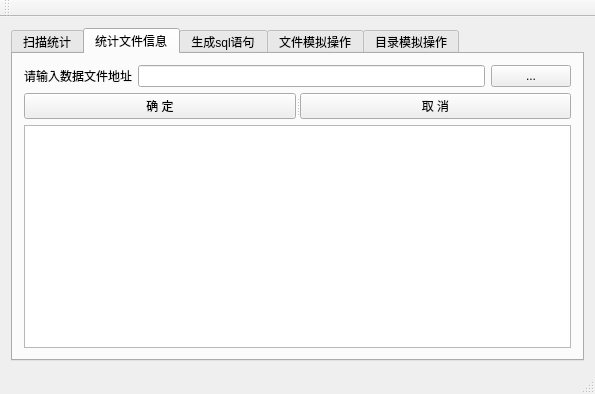
Old version of the form scanGUI/scanGUI.ui in the repository CeS-3/ScanDirWithGUI.
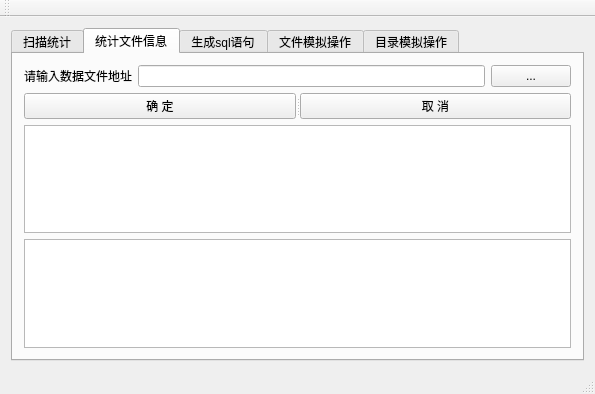
New version of the form. The open tabs and pages were chosen to show the change.

```diff
--- a/scanGUI/scanGUI.ui
+++ b/scanGUI/scanGUI.ui
@@ -101,6 +101,9 @@
           <item>
            <widget class="QTableWidget" name="staInfoTable"/>
           </item>
+          <item>
+           <widget class="QTextBrowser" name="DifferenceOutput"/>
+          </item>
          </layout>
         </widget>
         <widget class="QWidget" name="tab_10">
```
Left out of the diff: 30 changed lines with no effect on the pictures.
